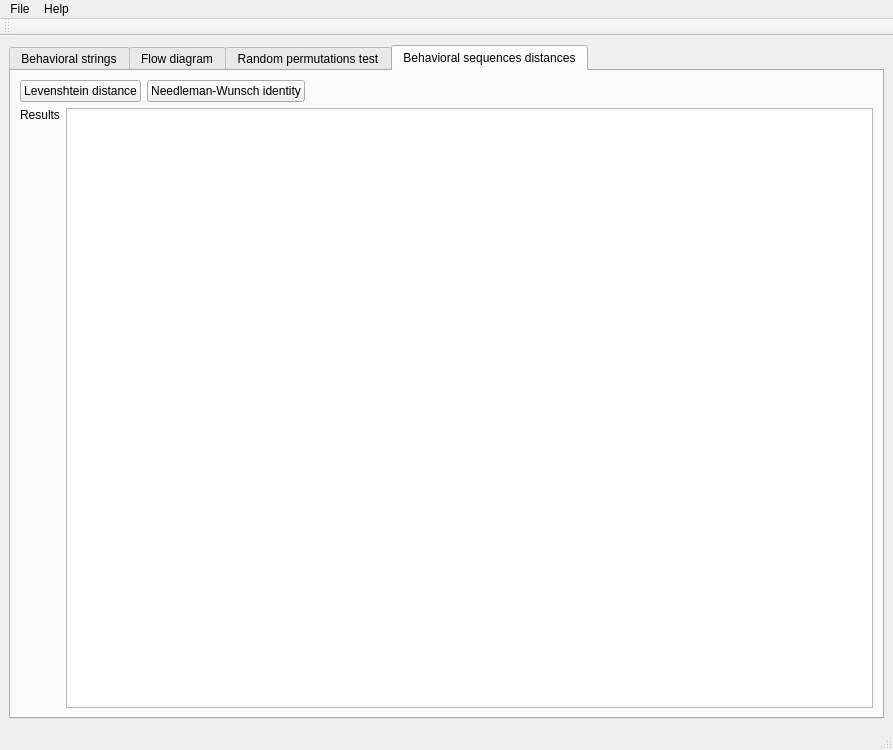
olivierfriard/behatrix, file src/behatrix.ui: the form before one commit.
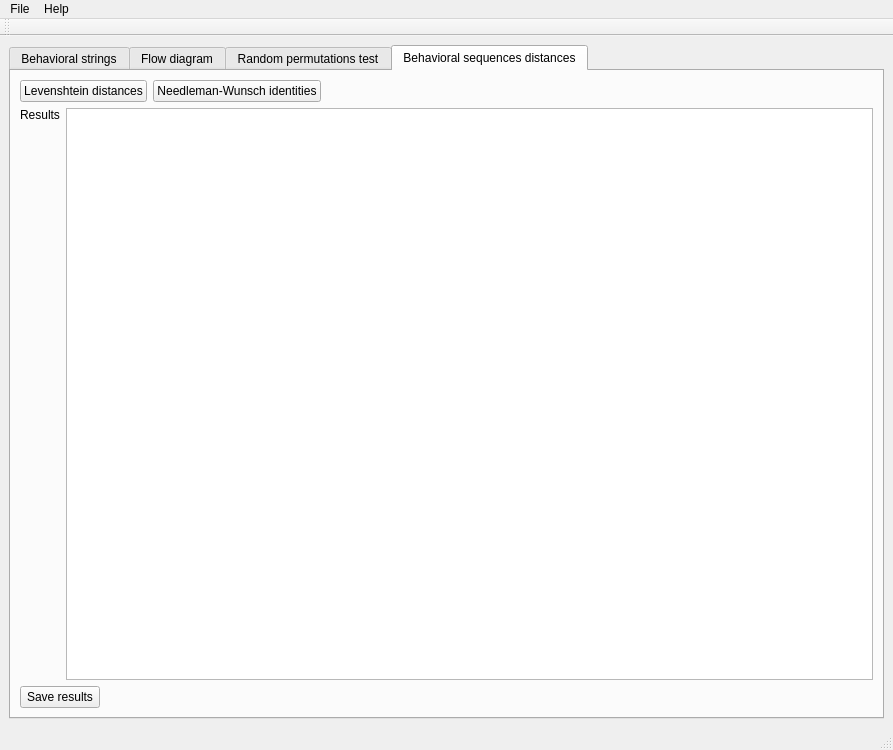
The form after the commit.

Diff of the .ui file:
```diff
--- a/src/behatrix.ui
+++ b/src/behatrix.ui
@@ -722,14 +722,14 @@
           <item>
            <widget class="QPushButton" name="pb_levenshtein">
             <property name="text">
-             <string>Levenshtein distance</string>
+             <string>Levenshtein distances</string>
             </property>
            </widget>
           </item>
           <item>
            <widget class="QPushButton" name="pb_needleman_wunsch">
             <property name="text">
-             <string>Needleman-Wunsch identity</string>
+             <string>Needleman-Wunsch identities</string>
             </property>
            </widget>
           </item>
@@ -779,6 +779,30 @@
           </item>
          </layout>
         </item>
+        <item>
+         <layout class="QHBoxLayout" name="horizontalLayout_20">
+          <item>
+           <widget class="QPushButton" name="pb_save_distances">
+            <property name="text">
+             <string>Save results</string>
+            </property>
+           </widget>
+          </item>
+          <item>
+           <spacer name="horizontalSpacer_14">
+            <property name="orientation">
+             <enum>Qt::Horizontal</enum>
+            </property>
+            <property name="sizeHint" stdset="0">
+             <size>
+              <width>40</width>
+              <height>20</height>
+             </size>
+            </property>
+           </spacer>
+          </item>
+         </layout>
+        </item>
        </layout>
       </widget>
      </widget>
```
